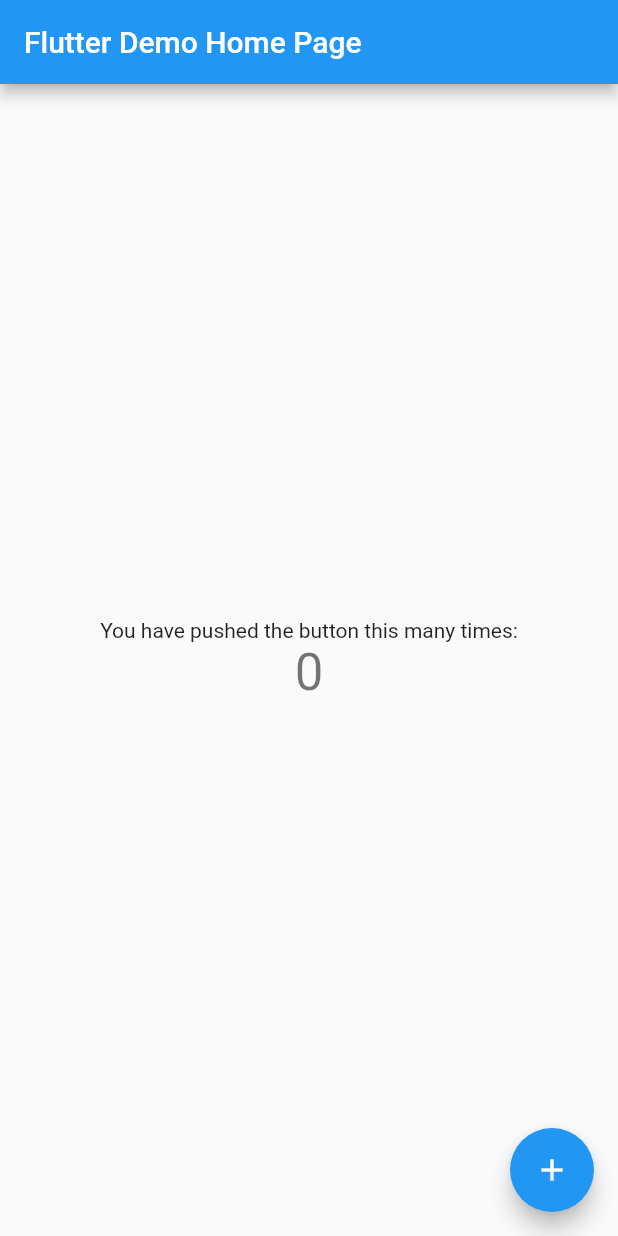
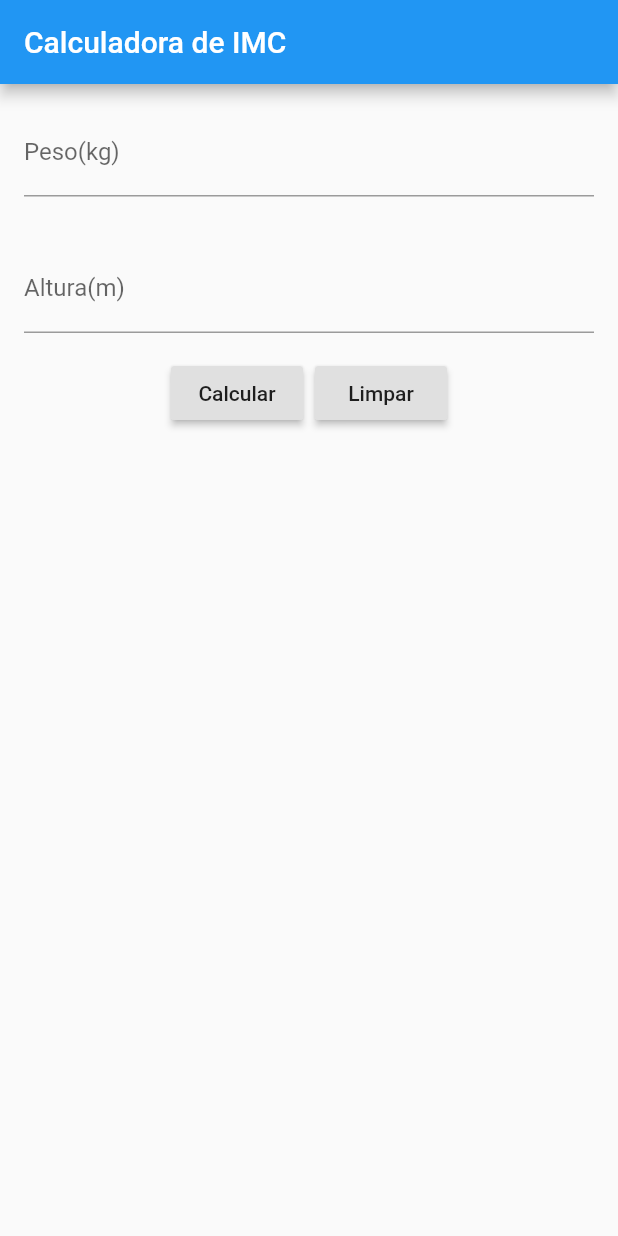
Before and after one commit to larissamagistrali/estudos-flutter, a Flutter app: the screen it shows after launch, on a phone screen of 412 x 824 dp. Run offline on Flutter 3.47's test engine with Material 2 defaults, Android fonts, the phone set to English and light mode, and no system bars.

Commit message:
calculadora de imc

```diff
--- a/calculadora_imc/lib/main.dart
+++ b/calculadora_imc/lib/main.dart
@@ -1,117 +1,21 @@
 import 'package:flutter/material.dart';
+import 'package:calculadora_imc/screens/Formulario.dart';
 
-void main() {
-  runApp(MyApp());
-}
+void main() => runApp(CalculadoraImc());
 
-class MyApp extends StatelessWidget {
-  // This widget is the root of your application.
+class CalculadoraImc extends StatelessWidget {
   @override
   Widget build(BuildContext context) {
     return MaterialApp(
-      title: 'Flutter Demo',
-      theme: ThemeData(
-        // This is the theme of your application.
-        //
-        // Try running your application with "flutter run". You'll see the
-        // application has a blue toolbar. Then, without quitting the app, try
-        // changing the primarySwatch below to Colors.green and then invoke
-        // "hot reload" (press "r" in the console where you ran "flutter run",
-        // or simply save your changes to "hot reload" in a Flutter IDE).
-        // Notice that the counter didn't reset back to zero; the application
-        // is not restarted.
-        primarySwatch: Colors.blue,
-        // This makes the visual density adapt to the platform that you run
-        // the app on. For desktop platforms, the controls will be smaller and
-        // closer together (more dense) than on mobile platforms.
-        visualDensity: VisualDensity.adaptivePlatformDensity,
-      ),
-      home: MyHomePage(title: 'Flutter Demo Home Page'),
+      /* theme: ThemeData(
+        primaryColor: Colors.green[900],
+        accentColor: Colors.blueAccent[700],
+        buttonTheme: ButtonThemeData(
+          buttonColor: Colors.blueAccent[700],
+          textTheme: ButtonTextTheme.primary,
+        ),
+      ),*/
+      home: FormularioImc(),
     );
   }
 }
-
-class MyHomePage extends StatefulWidget {
-  MyHomePage({Key key, this.title}) : super(key: key);
-
-  // This widget is the home page of your application. It is stateful, meaning
-  // that it has a State object (defined below) that contains fields that affect
-  // how it looks.
-
-  // This class is the configuration for the state. It holds the values (in this
-  // case the title) provided by the parent (in this case the App widget) and
-  // used by the build method of the State. Fields in a Widget subclass are
-  // always marked "final".
-
-  final String title;
-
-  @override
-  _MyHomePageState createState() => _MyHomePageState();
-}
-
-class _MyHomePageState extends State<MyHomePage> {
-  int _counter = 0;
-
-  void _incrementCounter() {
-    setState(() {
-      // This call to setState tells the Flutter framework that something has
-      // changed in this State, which causes it to rerun the build method below
-      // so that the display can reflect the updated values. If we changed
-      // _counter without calling setState(), then the build method would not be
-      // called again, and so nothing would appear to happen.
-      _counter++;
-    });
-  }
-
-  @override
-  Widget build(BuildContext context) {
-    // This method is rerun every time setState is called, for instance as done
-    // by the _incrementCounter method above.
-    //
-    // The Flutter framework has been optimized to make rerunning build methods
-    // fast, so that you can just rebuild anything that needs updating rather
-    // than having to individually change instances of widgets.
-    return Scaffold(
-      appBar: AppBar(
-        // Here we take the value from the MyHomePage object that was created by
-        // the App.build method, and use it to set our appbar title.
-        title: Text(widget.title),
-      ),
-      body: Center(
-        // Center is a layout widget. It takes a single child and positions it
-        // in the middle of the parent.
-        child: Column(
-          // Column is also a layout widget. It takes a list of children and
-          // arranges them vertically. By default, it sizes itself to fit its
-          // children horizontally, and tries to be as tall as its parent.
-          //
-          // Invoke "debug painting" (press "p" in the console, choose the
-          // "Toggle Debug Paint" action from the Flutter Inspector in Android
-          // Studio, or the "Toggle Debug Paint" command in Visual Studio Code)
-          // to see the wireframe for each widget.
-          //
-          // Column has various properties to control how it sizes itself and
-          // how it positions its children. Here we use mainAxisAlignment to
-          // center the children vertically; the main axis here is the vertical
-          // axis because Columns are vertical (the cross axis would be
-          // horizontal).
-          mainAxisAlignment: MainAxisAlignment.center,
-          children: <Widget>[
-            Text(
-              'You have pushed the button this many times:',
-            ),
-            Text(
-              '$_counter',
-              style: Theme.of(context).textTheme.headline4,
-            ),
-          ],
-        ),
-      ),
-      floatingActionButton: FloatingActionButton(
-        onPressed: _incrementCounter,
-        tooltip: 'Increment',
-        child: Icon(Icons.add),
-      ), // This trailing comma makes auto-formatting nicer for build methods.
-    );
-  }
-}
--- /dev/null
+++ b/calculadora_imc/lib/screens/Formulario.dart
@@ -0,0 +1,114 @@
+import 'package:flutter/material.dart';
+
+class FormularioImc extends StatefulWidget {
+  @override
+  State<StatefulWidget> createState() {
+    return FormularioImcState();
+  }
+}
+
+class FormularioImcState extends State<FormularioImc> {
+  final TextEditingController _controladorCampoPeso = TextEditingController();
+  final TextEditingController _controladorCampoAltura = TextEditingController();
+
+  @override
+  Widget build(BuildContext context) {
+    return Scaffold(
+        appBar: AppBar(
+          title: Text('Calculadora de IMC'),
+        ),
+        body: SingleChildScrollView(
+          child: Column(
+            children: <Widget>[
+              Padding(
+                padding: const EdgeInsets.all(16.0),
+                child: TextField(
+                  controller: _controladorCampoPeso,
+                  decoration: InputDecoration(
+                    labelText: 'Peso(kg)',
+                    hintText: '80',
+                  ),
+                  keyboardType: TextInputType.number,
+                ),
+              ),
+              Padding(
+                padding: const EdgeInsets.all(16.0),
+                child: TextField(
+                  controller: _controladorCampoAltura,
+                  decoration: InputDecoration(
+                    labelText: 'Altura(m)',
+                    hintText: '1.80',
+                  ),
+                  keyboardType: TextInputType.number,
+                ),
+              ),
+              Row(
+                mainAxisAlignment: MainAxisAlignment.center,
+                children: [
+                  RaisedButton(
+                      onPressed: () {
+                        final peso = int.tryParse(_controladorCampoPeso.text);
+                        final altura =
+                            double.tryParse(_controladorCampoAltura.text);
+
+                        if (peso != null &&
+                            altura != null &&
+                            peso > 0 &&
+                            altura > 0) {
+                          final imc = peso / (altura * altura);
+                          print('Valor do imc: $imc');
+                          Navigator.push(
+                            context,
+                            MaterialPageRoute(builder: (contex) {
+                              return Resultado(
+                                imc: imc,
+                              );
+                            }),
+                          );
+                        } else {
+                          final snackBar = SnackBar(
+                            content: Text('Parâmetros inválidos!'),
+                            action: SnackBarAction(
+                              label: 'Ok',
+                              onPressed: () {},
+                            ),
+                          );
+                          Scaffold.of(context).showSnackBar(snackBar);
+                        }
+                      },
+                      child: Text('Calcular')),
+                  SizedBox(
+                    width: 8,
+                  ),
+                  RaisedButton(
+                    child: Text('Limpar'),
+                    onPressed: () {
+                      _controladorCampoAltura.text = '';
+                      _controladorCampoPeso.text = '';
+                    },
+                  ),
+                ],
+              ),
+            ],
+          ),
+        ));
+  }
+}
+
+class Resultado extends StatelessWidget {
+  final double imc;
+
+  const Resultado({Key key, this.imc}) : super(key: key);
+
+  @override
+  Widget build(BuildContext context) {
+    return Scaffold(
+      appBar: AppBar(
+        title: Text('Resultado'),
+      ),
+      body: Center(
+        child: Text('O seu imc é $imc'),
+      ),
+    );
+  }
+}
```
Also changed, not shown: 2 other files.
